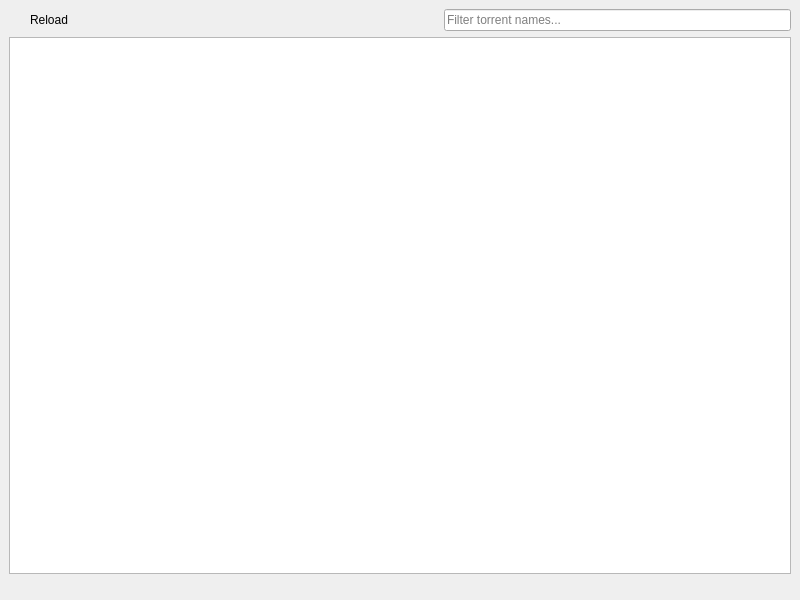
Above: mainwindow.ui from silverqx/qMedia before the change. Below: the same form after it.
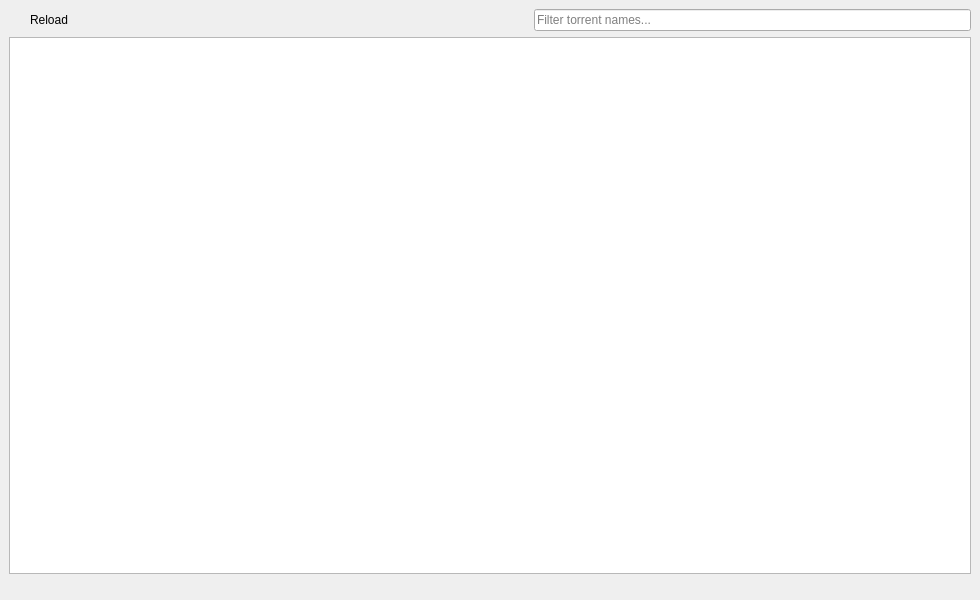
That is the form after the change. Icons and pictures are not drawn.

The edit to the form file:
```diff
--- a/mainwindow.ui
+++ b/mainwindow.ui
@@ -6,7 +6,7 @@
    <rect>
     <x>0</x>
     <y>0</y>
-    <width>800</width>
+    <width>980</width>
     <height>600</height>
    </rect>
   </property>
```
Left out of the diff: 2 changed lines with no effect on the pictures.
